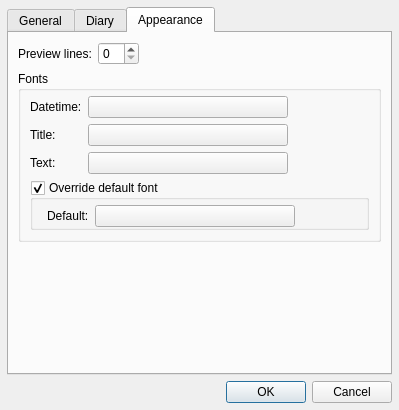
Qt form hazama/ui/configdialog.ui (krrr/Hazama) before a commit.
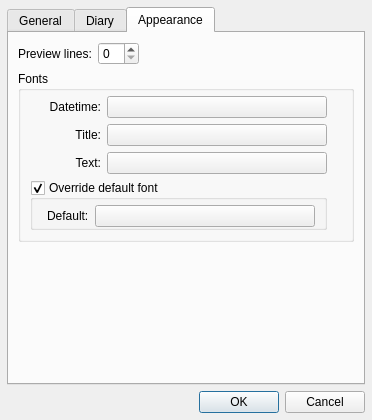
The same form after that commit. The open tabs and pages were chosen to show the change. Icons and pictures are not drawn.

Commit message: Change font buttons in ConfigDialog

```diff
--- a/hazama/ui/configdialog.ui
+++ b/hazama/ui/configdialog.ui
@@ -9,8 +9,8 @@
    <rect>
     <x>0</x>
     <y>0</y>
-    <width>399</width>
-    <height>410</height>
+    <width>372</width>
+    <height>420</height>
    </rect>
   </property>
   <property name="windowTitle">
@@ -376,79 +376,10 @@
          <property name="title">
           <string>Fonts</string>
          </property>
-         <layout class="QFormLayout" name="formLayout">
+         <layout class="QGridLayout" name="gridLayout">
           <property name="topMargin">
            <number>5</number>
           </property>
-          <item row="0" column="0">
-           <widget class="QLabel" name="dtFontLabel">
-            <property name="text">
-             <string>Datetime:</string>
-            </property>
-           </widget>
-          </item>
-          <item row="0" column="1">
-           <widget class="QPushButton" name="dtFontBtn">
-            <property name="sizePolicy">
-             <sizepolicy hsizetype="Maximum" vsizetype="Fixed">
-              <horstretch>0</horstretch>
-              <verstretch>0</verstretch>
-             </sizepolicy>
-            </property>
-            <property name="minimumSize">
-             <size>
-              <width>200</width>
-              <height>0</height>
-             </size>
-            </property>
-           </widget>
-          </item>
-          <item row="1" column="0">
-           <widget class="QLabel" name="titleFontLabel">
-            <property name="text">
-             <string>Title:</string>
-            </property>
-           </widget>
-          </item>
-          <item row="2" column="0">
-           <widget class="QLabel" name="textFontLabel">
-            <property name="text">
-             <string>Text:</string>
-            </property>
-           </widget>
-          </item>
-          <item row="1" column="1">
-           <widget class="QPushButton" name="titleFontBtn">
-            <property name="sizePolicy">
-             <sizepolicy hsizetype="Maximum" vsizetype="Fixed">
-              <horstretch>0</horstretch>
-              <verstretch>0</verstretch>
-             </sizepolicy>
-            </property>
-            <property name="minimumSize">
-             <size>
-              <width>200</width>
-              <height>0</height>
-             </size>
-            </property>
-           </widget>
-          </item>
-          <item row="2" column="1">
-           <widget class="QPushButton" name="textFontBtn">
-            <property name="sizePolicy">
-             <sizepolicy hsizetype="Maximum" vsizetype="Fixed">
-              <horstretch>0</horstretch>
-              <verstretch>0</verstretch>
-             </sizepolicy>
-            </property>
-            <property name="minimumSize">
-             <size>
-              <width>200</width>
-              <height>0</height>
-             </size>
-            </property>
-           </widget>
-          </item>
           <item row="3" column="0" colspan="2">
            <widget class="QGroupBox" name="defFontGBox">
             <property name="title">
@@ -493,28 +424,130 @@
                </property>
                <property name="minimumSize">
                 <size>
-                 <width>200</width>
+                 <width>220</width>
                  <height>0</height>
                 </size>
                </property>
+               <property name="text">
+                <string notr="true"/>
+               </property>
               </widget>
              </item>
-             <item>
-              <spacer name="horizontalSpacer_5">
-               <property name="orientation">
-                <enum>Qt::Horizontal</enum>
-               </property>
-               <property name="sizeHint" stdset="0">
-                <size>
-                 <width>40</width>
-                 <height>20</height>
-                </size>
-               </property>
-              </spacer>
-             </item>
             </layout>
            </widget>
           </item>
+          <item row="0" column="1">
+           <widget class="QPushButton" name="dtFontBtn">
+            <property name="sizePolicy">
+             <sizepolicy hsizetype="Maximum" vsizetype="Fixed">
+              <horstretch>0</horstretch>
+              <verstretch>0</verstretch>
+             </sizepolicy>
+            </property>
+            <property name="minimumSize">
+             <size>
+              <width>220</width>
+              <height>0</height>
+             </size>
+            </property>
+            <property name="text">
+             <string notr="true"/>
+            </property>
+           </widget>
+          </item>
+          <item row="2" column="1">
+           <widget class="QPushButton" name="textFontBtn">
+            <property name="sizePolicy">
+             <sizepolicy hsizetype="Maximum" vsizetype="Fixed">
+              <horstretch>0</horstretch>
+              <verstretch>0</verstretch>
+             </sizepolicy>
+            </property>
+            <property name="minimumSize">
+             <size>
+              <width>220</width>
+              <height>0</height>
+             </size>
+            </property>
+            <property name="text">
+             <string notr="true"/>
+            </property>
+           </widget>
+          </item>
+          <item row="1" column="0">
+           <widget class="QLabel" name="titleFontLabel">
+            <property name="sizePolicy">
+             <sizepolicy hsizetype="Preferred" vsizetype="Preferred">
+              <horstretch>0</horstretch>
+              <verstretch>0</verstretch>
+             </sizepolicy>
+            </property>
+            <property name="text">
+             <string>Title:</string>
+            </property>
+            <property name="alignment">
+             <set>Qt::AlignRight|Qt::AlignTrailing|Qt::AlignVCenter</set>
+            </property>
+           </widget>
+          </item>
+          <item row="0" column="0">
+           <widget class="QLabel" name="dtFontLabel">
+            <property name="sizePolicy">
+             <sizepolicy hsizetype="Preferred" vsizetype="Preferred">
+              <horstretch>0</horstretch>
+              <verstretch>0</verstretch>
+             </sizepolicy>
+            </property>
+            <property name="text">
+             <string>Datetime:</string>
+            </property>
+            <property name="alignment">
+             <set>Qt::AlignRight|Qt::AlignTrailing|Qt::AlignVCenter</set>
+            </property>
+           </widget>
+          </item>
+          <item row="2" column="0">
+           <widget class="QLabel" name="textFontLabel">
+            <property name="text">
+             <string>Text:</string>
+            </property>
+            <property name="alignment">
+             <set>Qt::AlignRight|Qt::AlignTrailing|Qt::AlignVCenter</set>
+            </property>
+           </widget>
+          </item>
+          <item row="1" column="1">
+           <widget class="QPushButton" name="titleFontBtn">
+            <property name="sizePolicy">
+             <sizepolicy hsizetype="Maximum" vsizetype="Fixed">
+              <horstretch>0</horstretch>
+              <verstretch>0</verstretch>
+             </sizepolicy>
+            </property>
+            <property name="minimumSize">
+             <size>
+              <width>220</width>
+              <height>0</height>
+             </size>
+            </property>
+            <property name="text">
+             <string notr="true"/>
+            </property>
+           </widget>
+          </item>
+          <item row="2" column="2">
+           <spacer name="horizontalSpacer_5">
+            <property name="orientation">
+             <enum>Qt::Horizontal</enum>
+            </property>
+            <property name="sizeHint" stdset="0">
+             <size>
+              <width>40</width>
+              <height>20</height>
+             </size>
+            </property>
+           </spacer>
+          </item>
          </layout>
         </widget>
        </item>
```
